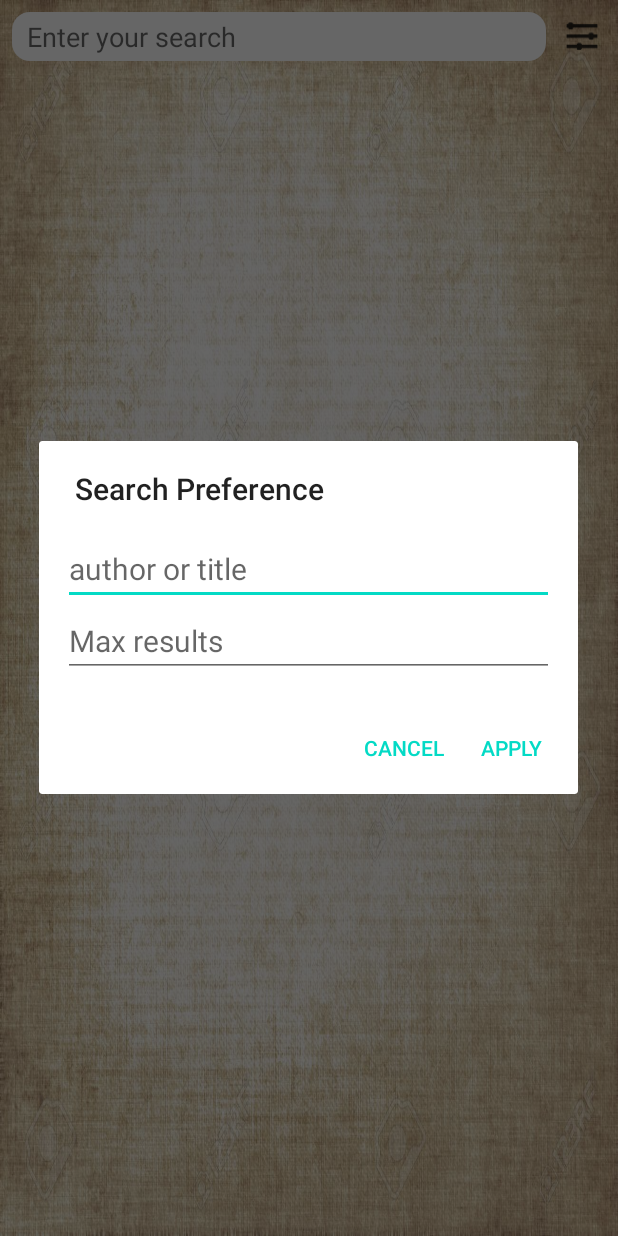
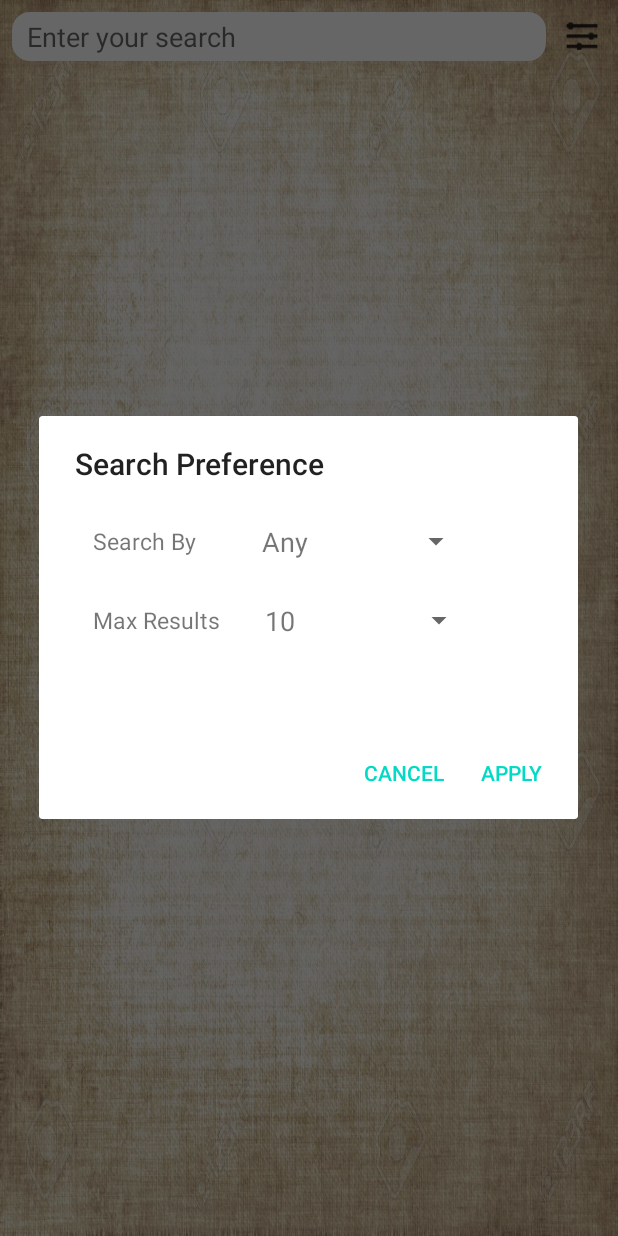
Before and after one commit to Kyoshiin/Book-Finder, an Android app: the BookFinderActivity screen opened directly, with no data from a screen before it, after a tap on an icon or button, on a phone screen of 412 x 824 dp. Run offline under Robolectric (Android 15) with nearby library versions, the phone set to English and light mode, and no system bars; our stand-ins replace Picasso; pictures from the network do not load; 2 statements that could not run were skipped.

Commit message:
Added Shared Preferences

```diff
--- a/app/build.gradle
+++ b/app/build.gradle
@@ -8,8 +8,8 @@ android {
         applicationId "com.example.bookfinder"
         minSdkVersion 21
         targetSdkVersion 29
-        versionCode 1
-        versionName "1.0"
+        versionCode 2
+        versionName "2.0"
 
         testInstrumentationRunner "android.support.test.runner.AndroidJUnitRunner"
     }
--- a/app/src/main/java/com/example/bookfinder/BookDetailsActivity.java
+++ b/app/src/main/java/com/example/bookfinder/BookDetailsActivity.java
@@ -31,6 +31,7 @@ public class BookDetailsActivity extends AppCompatActivity {
             //displaying image from url using picasso
             String imageURL = selectd_book.getBookImg();
             //making http -> https as picasso not http
+            //Log.v(LOG_TAG,"Image URL"+imageURL);
             if (imageURL.charAt(4)!= 's')
                 imageURL = imageURL.substring(0,4)+'s'+imageURL.substring(4);
             Picasso.get().load(imageURL).into(bookimage);
--- a/app/src/main/java/com/example/bookfinder/BookFinderActivity.java
+++ b/app/src/main/java/com/example/bookfinder/BookFinderActivity.java
@@ -203,8 +203,8 @@ public class BookFinderActivity extends AppCompatActivity
         search_input = search_input.replaceAll("\\s+", "+");
 
         //storing the final url
-        REQUEST_URL = "https://www.googleapis.com/books/v1/volumes?q=" + mPreference + search_input + "&filter=ebooks&" +
-                "langRestrict=en&printType=books" + mMaxResults;
+        REQUEST_URL = "https://www.googleapis.com/books/v1/volumes?q=" + mPreference + search_input +
+                "&langRestrict=en&printType=books" + mMaxResults;
 
         Log.v(LOG_TAG, "Input URL " + REQUEST_URL);
     }
@@ -221,6 +221,9 @@ public class BookFinderActivity extends AppCompatActivity
     public void onLoadFinished(Loader<List<Book>> loader, List<Book> books) {
         // Hide loading indicator because the data has been loaded
         loadingIndicator.setVisibility(View.INVISIBLE);
+
+        //to clear adapter after coming back from detailsActivity
+        adapter.clear();
 
         // If there is a valid list of books, then add them to the adapter's
         // data set. This will trigger the ListView to update.
--- a/app/src/main/java/com/example/bookfinder/SearchPreferenceDialog.java
+++ b/app/src/main/java/com/example/bookfinder/SearchPreferenceDialog.java
@@ -3,10 +3,13 @@ package com.example.bookfinder;
 import android.app.Dialog;
 import android.content.Context;
 import android.content.DialogInterface;
+import android.content.SharedPreferences;
 import android.os.Bundle;
 import android.view.LayoutInflater;
 import android.view.View;
-import android.widget.EditText;
+import android.widget.AdapterView;
+import android.widget.ArrayAdapter;
+import android.widget.Spinner;
 
 import androidx.appcompat.app.AlertDialog;
 import androidx.fragment.app.DialogFragment;
@@ -14,23 +17,79 @@ import androidx.fragment.app.DialogFragment;
 
 public class SearchPreferenceDialog extends DialogFragment {
 
-    private EditText editTextMaxResults;
-    private EditText editTextPreference;
+    //Variables for Shared Preferences
+    public static final String SHARED_PREFS = "sharedPreference";
+    public static final String SEARCHBY = "searchtext";
+    public static final String RESULTS = "results";
+
+    //String array resources
+    private String searchby[] = {"Any","Title","Author","Publisher"};
+    private String resultsNum[] ={"10","5","15","20","30","40"};
+    private Spinner spinnerMaxResults;
+    private Spinner spinnerPreference;
     private PreferenceDialogListner listener;
 
+    //variable to store data
+    private String mPreference;
+    private int mPreferenceID;
+    private String mMaxResult;
+    private int mMaxResultID;
+
     public Dialog onCreateDialog(Bundle savedInstanceState) {
-
-        AlertDialog.Builder builder = new AlertDialog.Builder(getActivity());
 
         //creating layout inflator object
         LayoutInflater inflater = getActivity().getLayoutInflater();
         //inflating the custom layout
         View view = inflater.inflate(R.layout.search_preference, null);
 
-        //accessing the custom layout fields
-        editTextPreference = view.findViewById(R.id.prefer);
-        editTextMaxResults = view.findViewById(R.id.maxResults);
+        loaddata(); // method to load previously inputted value
 
+        /** ACCESSING PREFERENCE FIELDS **/
+
+        //spinner for Title|Author|Publisher
+        spinnerPreference = (Spinner) view.findViewById(R.id.prefer_spinner);
+        ArrayAdapter<String> prefAdapter = new ArrayAdapter<>(getActivity(),R.layout.spinner_layout,searchby);
+        spinnerPreference.setAdapter(prefAdapter);
+        spinnerPreference.setOnItemSelectedListener(new AdapterView.OnItemSelectedListener() {
+            @Override
+            public void onItemSelected(AdapterView<?> parent, View view, int position, long id) {
+                //storing the preference of search
+//                if (position!=0)
+//                    mPreference = parent.getItemAtPosition(position).toString().toLowerCase();
+//
+//                else
+//                    mPreference="";
+
+                mPreferenceID = position; //storing pos of selected data
+            }
+
+            @Override
+            public void onNothingSelected(AdapterView<?> parent) {
+                //mPreference="";
+
+            }
+        });
+
+        //spinner for MaxResults
+        spinnerMaxResults = (Spinner) view.findViewById(R.id.maxResult_spinner);
+        ArrayAdapter<String> resultsAdapter = new ArrayAdapter<>(getActivity(),R.layout.spinner_layout,resultsNum);
+        spinnerMaxResults.setAdapter(resultsAdapter);
+        spinnerMaxResults.setOnItemSelectedListener(new AdapterView.OnItemSelectedListener() {
+            @Override
+            public void onItemSelected(AdapterView<?> parent, View view, int position, long id) {
+                //storing the preference of search
+                //mMaxResult = parent.getItemAtPosition(position).toString();
+                mMaxResultID = position;
+            }
+
+            @Override
+            public void onNothingSelected(AdapterView<?> parent) {
+                //mMaxResult="";
+            }
+        });
+
+        updateUI(); // to update spinner
+        AlertDialog.Builder builder = new AlertDialog.Builder(getActivity());
 
         //customising the alert dialog
         builder.setView(view)
@@ -43,10 +102,9 @@ public class SearchPreferenceDialog extends DialogFragment {
                 .setPositiveButton("apply", new DialogInterface.OnClickListener() {
                     @Override
                     public void onClick(DialogInterface dialogInterface, int i) {
-
-                        String prefer = editTextPreference.getText().toString().toLowerCase();
-                        String maxresults = editTextMaxResults.getText().toString();
-                        listener.setPreference(prefer, maxresults);
+                        //listener.setPreference(mPreference, mMaxResult);
+                        listener.setPreference(searchby[mPreferenceID],resultsNum[mMaxResultID]);
+                        savedata(); // to save users data
                     }
                 });
 
@@ -63,4 +121,32 @@ public class SearchPreferenceDialog extends DialogFragment {
     public interface PreferenceDialogListner {
         void setPreference(String Preference, String maxresults);
     }
+
+    /** MEDTHODS FOR SHARED PREFERENCES **/
+
+    public void savedata()
+    {
+        SharedPreferences sharedPreferences = getActivity().getSharedPreferences(SHARED_PREFS,Context.MODE_PRIVATE);
+        SharedPreferences.Editor editor = sharedPreferences.edit();
+
+        editor.putInt(SEARCHBY,mPreferenceID);
+        editor.putInt(RESULTS,mMaxResultID);
+        editor.apply();
+    }
+
+    public void loaddata()
+    {
+        SharedPreferences sharedPreferences = getActivity().getSharedPreferences(SHARED_PREFS,Context.MODE_PRIVATE);
+
+        //loading saved data
+        mPreferenceID = sharedPreferences.getInt(SEARCHBY,0);
+        mMaxResultID = sharedPreferences.getInt(RESULTS,0);
+    }
+
+    public void updateUI()
+    {
+        spinnerPreference.setSelection(mPreferenceID);
+        spinnerMaxResults.setSelection(mMaxResultID);
+    }
+
 }
--- a/app/src/main/res/layout/search_preference.xml
+++ b/app/src/main/res/layout/search_preference.xml
@@ -1,25 +1,50 @@
 <?xml version="1.0" encoding="utf-8"?>
-<LinearLayout
-    xmlns:android="http://schemas.android.com/apk/res/android"
-    android:orientation="vertical" android:layout_width="match_parent"
+<LinearLayout xmlns:android="http://schemas.android.com/apk/res/android"
+    android:layout_width="match_parent"
     android:layout_height="match_parent"
-    android:padding="16dp">
+    android:orientation="vertical"
+    android:paddingLeft="36dp"
+    android:paddingRight="28dp"
+    android:paddingTop="16dp"
+    android:paddingBottom="48dp">
 
-    <EditText
-        android:id="@+id/prefer"
-        android:layout_width="match_parent"
+    <LinearLayout
+        android:layout_width="wrap_content"
         android:layout_height="wrap_content"
-        android:inputType="text|textAutoComplete|textAutoCorrect"
-        android:hint="author or title"
-        android:textSize="@dimen/Medium"/>
+        android:paddingBottom="8dp">
 
+        <TextView
+            android:layout_width="wrap_content"
+            android:layout_height="match_parent"
+            android:text="Search By"
+            android:textSize="15sp"
+            android:gravity="center"/>
 
-    <EditText
-        android:id="@+id/maxResults"
-        android:layout_width="match_parent"
-        android:layout_height="wrap_content"
-        android:inputType="numberDecimal"
-        android:hint="Max results"
-        android:textSize="@dimen/Medium"/>
+        <Spinner
+            android:id="@+id/prefer_spinner"
+            android:layout_width="150dp"
+            android:layout_height="wrap_content"
+            android:layout_marginLeft="34dp" />
+
+    </LinearLayout>
+
+    <LinearLayout
+        android:layout_width="wrap_content"
+        android:layout_height="wrap_content">
+
+        <TextView
+            android:layout_width="wrap_content"
+            android:layout_height="match_parent"
+            android:text="Max Results"
+            android:textSize="15sp"
+            android:gravity="center"/>
+
+        <Spinner
+            android:id="@+id/maxResult_spinner"
+            android:layout_width="150dp"
+            android:layout_height="wrap_content"
+            android:layout_marginLeft="20dp" />
+
+    </LinearLayout>
 
 </LinearLayout>
--- /dev/null
+++ b/app/src/main/res/layout/spinner_layout.xml
@@ -0,0 +1,10 @@
+<?xml version="1.0" encoding="utf-8"?>
+
+<TextView
+    xmlns:android="http://schemas.android.com/apk/res/android"
+    android:layout_width="match_parent"
+    android:layout_height="wrap_content"
+    android:textSize="@dimen/Small"
+    android:gravity="left"
+    android:padding="10dp"
+    />
```
Also changed, not shown: app/src/main/java/com/example/bookfinder/BookAdapter.java (+9 -6 lines), app/src/main/res/layout/book_details.xml (+7 -16 lines), app/src/main/res/layout/book_item_view.xml (+5 -4 lines), app/src/main/res/drawable/egbook.jpeg (deleted), 1 other file.
